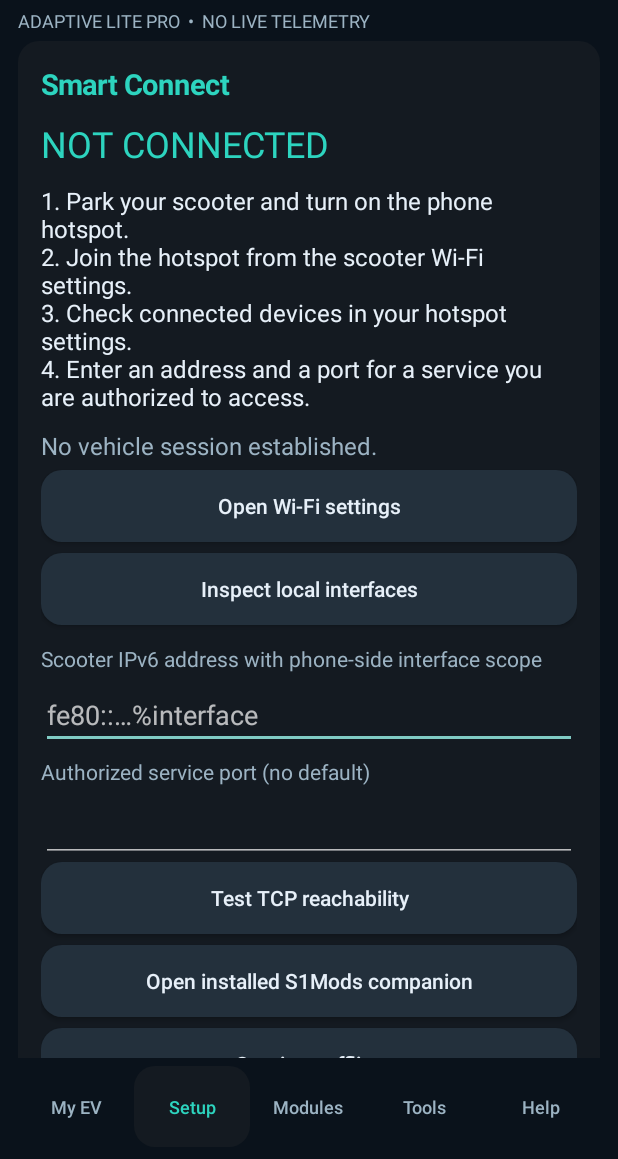
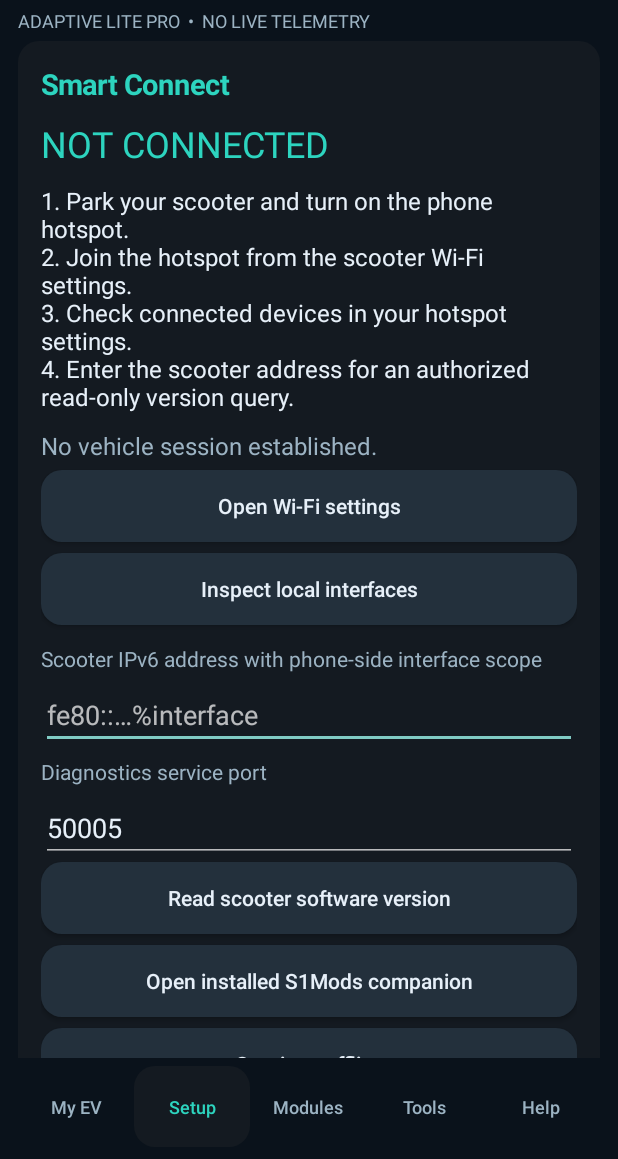
Before and after one commit to dapperdude404/nexora-ev, an Android app: the screen it shows after launch (LiteActivity), on a phone screen of 412 x 824 dp, the part 77-1236 px from its top. Run offline under Robolectric (Android 15) with nearby library versions, the phone set to English and light mode, and no system bars.

Commit message:
Integrate actual read-only gRPC version response in Smart Connect

```diff
--- a/app/src/main/java/com/nexora/ev/LiteActivity.kt
+++ b/app/src/main/java/com/nexora/ev/LiteActivity.kt
@@ -29,6 +29,8 @@ class LiteActivity : Activity() {
     private var mediaTitle = "No audio selected"
     private var page = "Connect"
     private var checking = false
+    private var lastVersion: String? = null
+    private var lastVersionAt = 0L
     private var connectionGeneration = 0
     private val ink = Color.rgb(231,240,249)
     private val muted = Color.rgb(156,179,195)
@@ -123,7 +125,8 @@ class LiteActivity : Activity() {
         val p=panel("My EV")
         text(p,"S1 Pro Gen 3",25f)
         text(p,"Selected profile • MoveOS 5.6.2 (user reported)",13f,muted)
-        text(p,"●  NOT CONNECTED",16f,Color.rgb(251,146,120))
+        text(p,if(lastVersion==null) "●  NOT CONNECTED" else "●  VERSION RESPONSE RECEIVED",16f,if(lastVersion==null) Color.rgb(251,146,120) else accent)
+        lastVersion?.let { text(p,"Reported software: "+it+" • "+java.text.DateFormat.getTimeInstance().format(java.util.Date(lastVersionAt)),14f,muted) }
         button(p,"Open Smart Connect") { show("Connect") }
         val q=panel("Battery & range")
         text(q,"— %",42f)
@@ -172,7 +175,7 @@ class LiteActivity : Activity() {
     }
     private fun help() {
         val p=panel("Rex • Help center")
-        val questions=listOf("How do I connect?" to "Park, keep the scooter awake and join the phone hotspot from its normal Wi-Fi settings. Smart Connect can test a known authorized endpoint. A reachable endpoint is not a verified vehicle session.","Why are readings blank?" to "NEXORA has no verified live telemetry adapter. Use the original companion for live vehicle status.","Can I install scooter mods?" to "Remote installation is not supported in this build. Use manufacturer-supported installation and permission prompts.","How does TrueRange work?" to "Enter completed trip distance and start/end charge. The model learns energy-weighted consumption using an assumed usable battery capacity.","Does the app read my scooter RAM?" to "Only the RAM of the Android device where NEXORA runs is measured.")
+        val questions=listOf("How do I connect?" to "Park, keep the scooter awake and join the phone hotspot from its normal Wi-Fi settings. Smart Connect can request the software version from a known authorized endpoint. A response is not an authenticated vehicle session.","Why are readings blank?" to "NEXORA has no verified live telemetry adapter. Use the original companion for live vehicle status.","Can I install scooter mods?" to "Remote installation is not supported in this build. Use manufacturer-supported installation and permission prompts.","How does TrueRange work?" to "Enter completed trip distance and start/end charge. The model learns energy-weighted consumption using an assumed usable battery capacity.","Does the app read my scooter RAM?" to "Only the RAM of the Android device where NEXORA runs is measured.")
         questions.forEach { (question,answer) -> button(p,question) { AlertDialog.Builder(this).setTitle(question).setMessage(answer).setPositiveButton("Close",null).show() } }
         val q=panel("Credits")
         text(q,"NEXORA EV • independent project")
@@ -277,15 +280,15 @@ class LiteActivity : Activity() {
     }
     private fun connect() {
         val p=panel("Smart Connect")
-        text(p,"NOT CONNECTED",24f,accent)
-        text(p,"1. Park your scooter and turn on the phone hotspot.\n2. Join the hotspot from the scooter Wi-Fi settings.\n3. Check connected devices in your hotspot settings.\n4. Enter an address and a port for a service you are authorized to access.")
+        text(p,if(lastVersion==null) "NOT CONNECTED" else "LAST VERSION QUERY SUCCEEDED",24f,accent)
+        text(p,"1. Park your scooter and turn on the phone hotspot.\n2. Join the hotspot from the scooter Wi-Fi settings.\n3. Check connected devices in your hotspot settings.\n4. Enter the scooter address for an authorized read-only version query.")
         val status=text(p,"No vehicle session established.",16f,muted)
         button(p,"Open Wi-Fi settings") { try { startActivity(Intent(android.provider.Settings.ACTION_WIFI_SETTINGS)) } catch(e:Exception) { status.text="Wi-Fi settings unavailable" } }
         button(p,"Inspect local interfaces") { status.text=NetworkInfo.interfaces() }
         text(p,"Scooter IPv6 address with phone-side interface scope",14f,muted)
         val address=EditText(this).apply { setSingleLine(true); hint="fe80::…%interface"; setTextColor(ink); inputType=1; setText(prefs.getString("endpoint","")); p.addView(this) }
-        val port=field(p,"Authorized service port (no default)","")
-        button(p,"Test TCP reachability") {
+        val port=field(p,"Diagnostics service port","50005")
+        button(p,"Read scooter software version") {
             if(checking) return@button
             val raw=address.text.toString().trim()
             val n=port.text.toString().toIntOrNull()
@@ -293,29 +296,31 @@ class LiteActivity : Activity() {
             if(n==null || n !in 1..65535 || parts.size!=2 || !parts[0].contains(':') || !parts[0].matches(Regex("[a-fA-F0-9:]+")) || !parts[1].matches(Regex("[a-zA-Z0-9_.-]+"))) {
                 status.text="Enter a scoped link-local IPv6 address and an authorized service port."; return@button
             }
+            lastVersion=null
             checking=true
             val generation=++connectionGeneration
-            status.text="Checking reachability…"
+            status.text="Requesting software version…"
             Thread {
+                var version: String?=null
                 val result=try {
                     val unscoped=java.net.InetAddress.getByName(parts[0]) as? java.net.Inet6Address ?: throw IllegalArgumentException()
                     require(unscoped.isLinkLocalAddress)
                     val iface=java.net.NetworkInterface.getByName(parts[1]) ?: parts[1].toIntOrNull()?.let { java.net.NetworkInterface.getByIndex(it) } ?: throw IllegalArgumentException()
                     require(iface.isUp)
                     val peer=java.net.Inet6Address.getByAddress(null,unscoped.address,iface)
-                    java.net.Socket().use { it.connect(java.net.InetSocketAddress(peer,n),3000) }
-                    "TCP endpoint reachable. Socket closed. Vehicle identity and telemetry remain unverified."
+                    version=VehicleVersion.read(peer,n)
+                    "Version response: "+version+" • Read-only query completed. Identity and live battery telemetry not verified."
                 } catch(e:java.net.SocketTimeoutException) { "Connection timed out. Check hotspot, scope and service availability." }
                 catch(e:java.net.ConnectException) { "Connection refused or unreachable. No vehicle session." }
                 catch(e:Exception) { "Cannot reach endpoint. Check address and phone-side interface." }
                 runOnUiThread {
-                    if(!isFinishing && !isDestroyed && page=="Connect" && generation==connectionGeneration) { checking=false; status.text=result }
+                    if(!isFinishing && !isDestroyed && page=="Connect" && generation==connectionGeneration) { checking=false; status.text=result; lastVersion=version; if(version!=null) { lastVersionAt=System.currentTimeMillis(); prefs.edit().putString("endpoint",raw).apply() } }
                 }
             }.start()
         }
         button(p,"Open installed S1Mods companion") { launchReference() }
         button(p,"Continue offline") { show("Home") }
-        text(p,"Reachability test sends no vehicle commands or authentication data. A successful TCP test is not live scooter connectivity.",14f,muted)
+        text(p,"Only GetSwVersion is requested over the local network; no shell commands or authentication changes. Transport is not authenticated. A version response is not live BMS connectivity.",14f,muted)
     }
     private fun media() {
         val p=panel("Media Hub • local audio")
```
